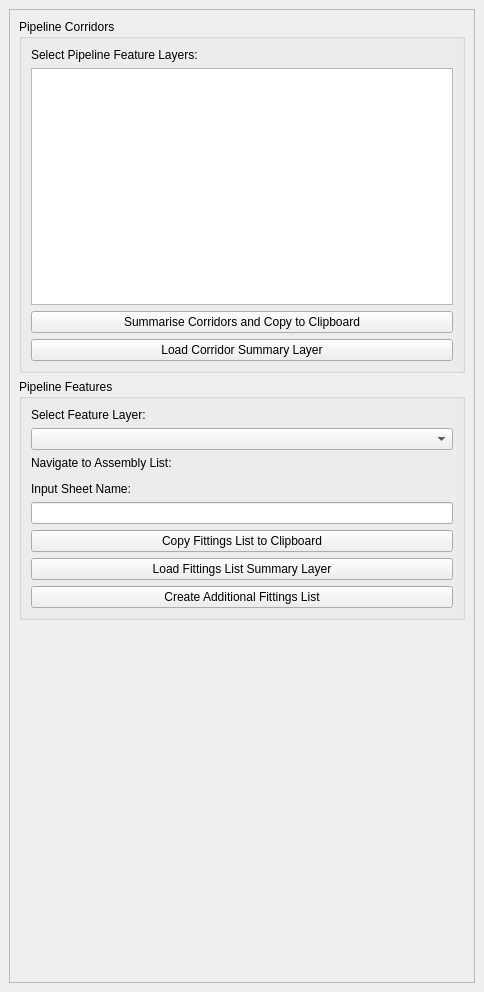
Qt form pipeline_engineer/ui/mto_builder/material_takeoff_builder_dockwidget_base.ui (pipelineengineer/pipelineEngineer) before a commit.
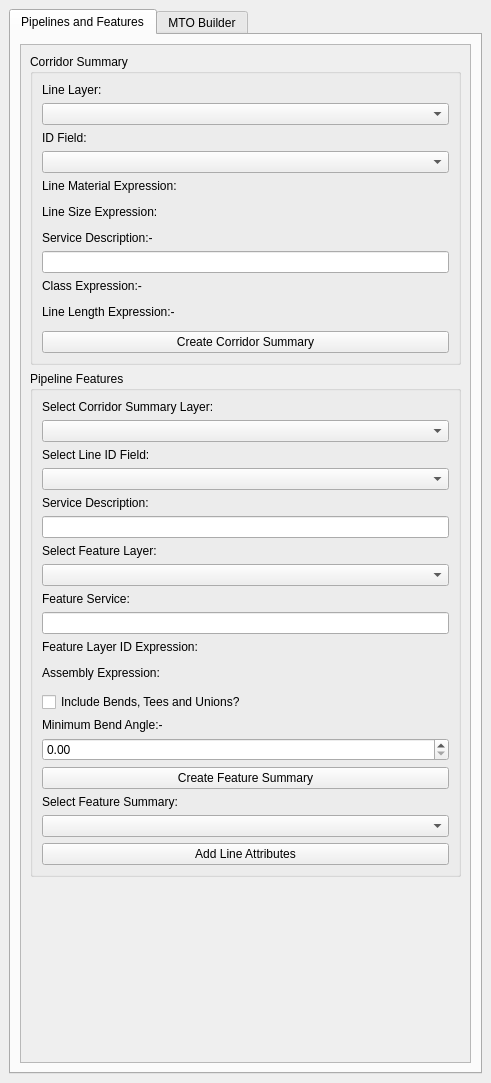
The same form after that commit. Custom widgets are drawn as their Qt base class.

Diff of the .ui file:
```diff
--- a/pipeline_engineer/ui/mto_builder/material_takeoff_builder_dockwidget_base.ui
+++ b/pipeline_engineer/ui/mto_builder/material_takeoff_builder_dockwidget_base.ui
@@ -6,8 +6,8 @@
    <rect>
     <x>0</x>
     <y>0</y>
-    <width>484</width>
-    <height>992</height>
+    <width>491</width>
+    <height>1083</height>
    </rect>
   </property>
   <property name="windowTitle">
@@ -16,6 +16,261 @@
   <widget class="QWidget" name="dockWidgetContents">
    <layout class="QGridLayout" name="gridLayout">
     <item row="0" column="0">
+     <widget class="QTabWidget" name="tabWidget">
+      <property name="currentIndex">
+       <number>0</number>
+      </property>
+      <widget class="QWidget" name="tab">
+       <attribute name="title">
+        <string>Pipelines and Features</string>
+       </attribute>
+       <layout class="QGridLayout" name="gridLayout_5">
+        <item row="0" column="0">
+         <widget class="QScrollArea" name="scrollArea_2">
+          <property name="widgetResizable">
+           <bool>true</bool>
+          </property>
+          <widget class="QWidget" name="scrollAreaWidgetContents_2">
+           <property name="geometry">
+            <rect>
+             <x>0</x>
+             <y>0</y>
+             <width>447</width>
+             <height>997</height>
+            </rect>
+           </property>
+           <layout class="QGridLayout" name="gridLayout_7">
+            <item row="0" column="0">
+             <widget class="QGroupBox" name="groupBox_4">
+              <property name="title">
+               <string>Corridor Summary</string>
+              </property>
+              <layout class="QGridLayout" name="gridLayout_6">
+               <item row="1" column="0">
+                <widget class="QgsMapLayerComboBox" name="mlcbLineLayer"/>
+               </item>
+               <item row="6" column="0">
+                <widget class="QLabel" name="label_16">
+                 <property name="text">
+                  <string>Line Size Expression:</string>
+                 </property>
+                </widget>
+               </item>
+               <item row="0" column="0">
+                <widget class="QLabel" name="label_13">
+                 <property name="text">
+                  <string>Line Layer:</string>
+                 </property>
+                </widget>
+               </item>
+               <item row="9" column="0">
+                <widget class="QLineEdit" name="leLineServiceDescription"/>
+               </item>
+               <item row="5" column="0">
+                <widget class="QgsFieldExpressionWidget" name="fewLineMaterial"/>
+               </item>
+               <item row="11" column="0">
+                <widget class="QgsFieldExpressionWidget" name="fewClassExpression"/>
+               </item>
+               <item row="10" column="0">
+                <widget class="QLabel" name="label_18">
+                 <property name="text">
+                  <string>Class Expression:-</string>
+                 </property>
+                </widget>
+               </item>
+               <item row="3" column="0">
+                <widget class="QgsFieldComboBox" name="fcbLineLayerIDField"/>
+               </item>
+               <item row="4" column="0">
+                <widget class="QLabel" name="label_15">
+                 <property name="text">
+                  <string>Line Material Expression:</string>
+                 </property>
+                </widget>
+               </item>
+               <item row="14" column="0">
+                <widget class="QPushButton" name="pbCreateCorridorSummary">
+                 <property name="text">
+                  <string>Create Corridor Summary</string>
+                 </property>
+                </widget>
+               </item>
+               <item row="8" column="0">
+                <widget class="QLabel" name="label_17">
+                 <property name="text">
+                  <string>Service Description:-</string>
+                 </property>
+                </widget>
+               </item>
+               <item row="13" column="0">
+                <widget class="QgsFieldExpressionWidget" name="fewLineLengthExpression"/>
+               </item>
+               <item row="2" column="0">
+                <widget class="QLabel" name="label_14">
+                 <property name="text">
+                  <string>ID Field:</string>
+                 </property>
+                </widget>
+               </item>
+               <item row="7" column="0">
+                <widget class="QgsFieldExpressionWidget" name="fewLineSize"/>
+               </item>
+               <item row="12" column="0">
+                <widget class="QLabel" name="label_19">
+                 <property name="text">
+                  <string>Line Length Expression:-</string>
+                 </property>
+                </widget>
+               </item>
+              </layout>
+             </widget>
+            </item>
+            <item row="1" column="0">
+             <widget class="QGroupBox" name="groupBox_3">
+              <property name="title">
+               <string>Pipeline Features</string>
+              </property>
+              <layout class="QGridLayout" name="gridLayout_4">
+               <item row="22" column="0">
+                <widget class="QLabel" name="label_4">
+                 <property name="text">
+                  <string>Select Feature Summary:</string>
+                 </property>
+                </widget>
+               </item>
+               <item row="4" column="0">
+                <widget class="QLabel" name="label_9">
+                 <property name="text">
+                  <string>Service Description:</string>
+                 </property>
+                </widget>
+               </item>
+               <item row="14" column="0">
+                <widget class="QgsFieldExpressionWidget" name="fewPointIDExpression"/>
+               </item>
+               <item row="11" column="0">
+                <widget class="QLabel" name="label_11">
+                 <property name="text">
+                  <string>Feature Service:</string>
+                 </property>
+                </widget>
+               </item>
+               <item row="24" column="0">
+                <widget class="QPushButton" name="pbLineAttributes">
+                 <property name="text">
+                  <string>Add Line Attributes</string>
+                 </property>
+                </widget>
+               </item>
+               <item row="8" column="0">
+                <widget class="QLabel" name="label_5">
+                 <property name="text">
+                  <string>Select Feature Layer:</string>
+                 </property>
+                </widget>
+               </item>
+               <item row="5" column="0">
+                <widget class="QLineEdit" name="leServiceDescription"/>
+               </item>
+               <item row="0" column="0">
+                <widget class="QLabel" name="label_3">
+                 <property name="text">
+                  <string>Select Corridor Summary Layer:</string>
+                 </property>
+                </widget>
+               </item>
+               <item row="1" column="0">
+                <widget class="QgsMapLayerComboBox" name="mlcbCorridorSummaryLayer"/>
+               </item>
+               <item row="20" column="0">
+                <widget class="QDoubleSpinBox" name="dsbMinBendAngle"/>
+               </item>
+               <item row="13" column="0">
+                <widget class="QLabel" name="label_6">
+                 <property name="text">
+                  <string>Feature Layer ID Expression:</string>
+                 </property>
+                </widget>
+               </item>
+               <item row="15" column="0">
+                <widget class="QLabel" name="label_7">
+                 <property name="text">
+                  <string>Assembly Expression:</string>
+                 </property>
+                </widget>
+               </item>
+               <item row="21" column="0">
+                <widget class="QPushButton" name="pbFeatureSummary">
+                 <property name="text">
+                  <string>Create Feature Summary</string>
+                 </property>
+                </widget>
+               </item>
+               <item row="9" column="0">
+                <widget class="QgsMapLayerComboBox" name="mlcbFeatureLayer"/>
+               </item>
+               <item row="18" column="0">
+                <widget class="QCheckBox" name="cbBendsTeesUnions">
+                 <property name="text">
+                  <string>Include Bends, Tees and Unions?</string>
+                 </property>
+                </widget>
+               </item>
+               <item row="12" column="0">
+                <widget class="QLineEdit" name="leService"/>
+               </item>
+               <item row="3" column="0">
+                <widget class="QgsFieldComboBox" name="fcbLineIDField"/>
+               </item>
+               <item row="16" column="0">
+                <widget class="QgsFieldExpressionWidget" name="fewPointAssemblyExpression"/>
+               </item>
+               <item row="2" column="0">
+                <widget class="QLabel" name="label_12">
+                 <property name="text">
+                  <string>Select Line ID Field:</string>
+                 </property>
+                </widget>
+               </item>
+               <item row="23" column="0">
+                <widget class="QgsMapLayerComboBox" name="mlcbFeatureSummaryLayer"/>
+               </item>
+               <item row="19" column="0">
+                <widget class="QLabel" name="label_20">
+                 <property name="text">
+                  <string>Minimum Bend Angle:-</string>
+                 </property>
+                </widget>
+               </item>
+              </layout>
+             </widget>
+            </item>
+            <item row="2" column="0">
+             <spacer name="verticalSpacer_2">
+              <property name="orientation">
+               <enum>Qt::Vertical</enum>
+              </property>
+              <property name="sizeHint" stdset="0">
+               <size>
+                <width>20</width>
+                <height>40</height>
+               </size>
+              </property>
+             </spacer>
+            </item>
+           </layout>
+          </widget>
+         </widget>
+        </item>
+       </layout>
+      </widget>
+      <widget class="QWidget" name="tab_2">
+       <attribute name="title">
+        <string>MTO Builder</string>
+       </attribute>
+       <layout class="QGridLayout" name="gridLayout_9">
+        <item row="0" column="0">
      <widget class="QScrollArea" name="scrollArea">
       <property name="widgetResizable">
        <bool>true</bool>
@@ -25,37 +280,17 @@
         <rect>
          <x>0</x>
          <y>0</y>
-         <width>464</width>
-         <height>950</height>
+             <width>209</width>
+             <height>452</height>
         </rect>
        </property>
        <layout class="QGridLayout" name="gridLayout_3">
-        <item row="7" column="0">
-         <spacer name="verticalSpacer">
-          <property name="orientation">
-           <enum>Qt::Vertical</enum>
-          </property>
-          <property name="sizeHint" stdset="0">
-           <size>
-            <width>20</width>
-            <height>40</height>
-           </size>
-          </property>
-         </spacer>
-        </item>
         <item row="4" column="0" colspan="2">
          <widget class="QGroupBox" name="groupBox_2">
           <property name="title">
            <string>Pipeline Corridors</string>
           </property>
           <layout class="QGridLayout" name="gridLayout_8">
-           <item row="2" column="0">
-            <widget class="QPushButton" name="pbCorridorSummary">
-             <property name="text">
-              <string>Summarise Corridors and Copy to Clipboard</string>
-             </property>
-            </widget>
-           </item>
            <item row="1" column="0">
             <widget class="QTreeWidget" name="twPipelineLayers">
              <property name="headerHidden">
@@ -71,11 +306,11 @@
            <item row="0" column="0">
             <widget class="QLabel" name="label_8">
              <property name="text">
-              <string>Select Pipeline Feature Layers:</string>
+                  <string>Select Pipeline Layers:</string>
              </property>
             </widget>
            </item>
-           <item row="3" column="0">
+               <item row="2" column="0">
             <widget class="QPushButton" name="pbLoadCorridorSummaryLayer">
              <property name="text">
               <string>Load Corridor Summary Layer</string>
@@ -85,64 +320,83 @@
           </layout>
          </widget>
         </item>
+            <item row="7" column="0" colspan="2">
+             <spacer name="verticalSpacer">
+              <property name="orientation">
+               <enum>Qt::Vertical</enum>
+              </property>
+              <property name="sizeHint" stdset="0">
+               <size>
+                <width>20</width>
+                <height>40</height>
+               </size>
+              </property>
+             </spacer>
+            </item>
         <item row="5" column="0" colspan="2">
          <widget class="QGroupBox" name="groupBox">
           <property name="title">
-           <string>Pipeline Features</string>
+               <string>Fitting Lists</string>
           </property>
           <layout class="QGridLayout" name="gridLayout_2">
-           <item row="5" column="1">
-            <widget class="QLineEdit" name="leSheetName"/>
-           </item>
-           <item row="8" column="1">
-            <widget class="QPushButton" name="pbCreateAdditionalFittingsLayer">
-             <property name="text">
-              <string>Create Additional Fittings List</string>
-             </property>
-            </widget>
-           </item>
-           <item row="3" column="1">
-            <widget class="QgsFileWidget" name="fwAssemblyList"/>
-           </item>
-           <item row="6" column="1">
-            <widget class="QPushButton" name="pbFittingsList">
-             <property name="text">
-              <string>Copy Fittings List to Clipboard</string>
-             </property>
-            </widget>
-           </item>
-           <item row="4" column="1">
+               <item row="10" column="1">
             <widget class="QLabel" name="label">
              <property name="text">
               <string>Input Sheet Name:</string>
              </property>
             </widget>
            </item>
-           <item row="2" column="1">
+               <item row="9" column="1">
+                <widget class="QgsFileWidget" name="fwAssemblyList"/>
+               </item>
+               <item row="11" column="1">
+                <widget class="QLineEdit" name="leSheetName"/>
+               </item>
+               <item row="4" column="0" rowspan="2" colspan="2">
+                <widget class="QTreeWidget" name="twFeaturesLayer">
+                 <property name="headerHidden">
+                  <bool>true</bool>
+                 </property>
+                 <column>
+                  <property name="text">
+                   <string notr="true">1</string>
+                  </property>
+                 </column>
+                </widget>
+               </item>
+               <item row="3" column="0" colspan="2">
+                <widget class="QLabel" name="label_2">
+                 <property name="text">
+                  <string>Select Feature Layers:</string>
+                 </property>
+                </widget>
+               </item>
+               <item row="8" column="1">
             <widget class="QLabel" name="label_10">
              <property name="text">
               <string>Navigate to Assembly List:</string>
              </property>
             </widget>
            </item>
-           <item row="7" column="1">
+               <item row="13" column="1">
+                <widget class="QPushButton" name="pbCreateAdditionalFittingsLayer">
+                 <property name="text">
+                  <string>Create Additional Fittings List</string>
+                 </property>
+                </widget>
+               </item>
+               <item row="12" column="1">
             <widget class="QPushButton" name="pbFittingsListSumLayer">
              <property name="text">
               <string>Load Fittings List Summary Layer</string>
              </property>
             </widget>
            </item>
-           <item row="0" column="1">
-            <widget class="QLabel" name="label_5">
-             <property name="text">
-              <string>Select Feature Layer:</string>
-             </property>
-            </widget>
-           </item>
-           <item row="1" column="1">
-            <widget class="QgsMapLayerComboBox" name="mlcbFeatureLayer"/>
-           </item>
-          </layout>
+              </layout>
+             </widget>
+            </item>
+           </layout>
+          </widget>
          </widget>
         </item>
        </layout>
@@ -153,6 +407,16 @@
   </widget>
  </widget>
  <customwidgets>
+  <customwidget>
+   <class>QgsFieldComboBox</class>
+   <extends>QComboBox</extends>
+   <header>qgsfieldcombobox.h</header>
+  </customwidget>
+  <customwidget>
+   <class>QgsFieldExpressionWidget</class>
+   <extends>QWidget</extends>
+   <header>qgsfieldexpressionwidget.h</header>
+  </customwidget>
   <customwidget>
    <class>QgsFileWidget</class>
    <extends>QWidget</extends>
```
Lines whose indentation alone changed are shown as unchanged.
